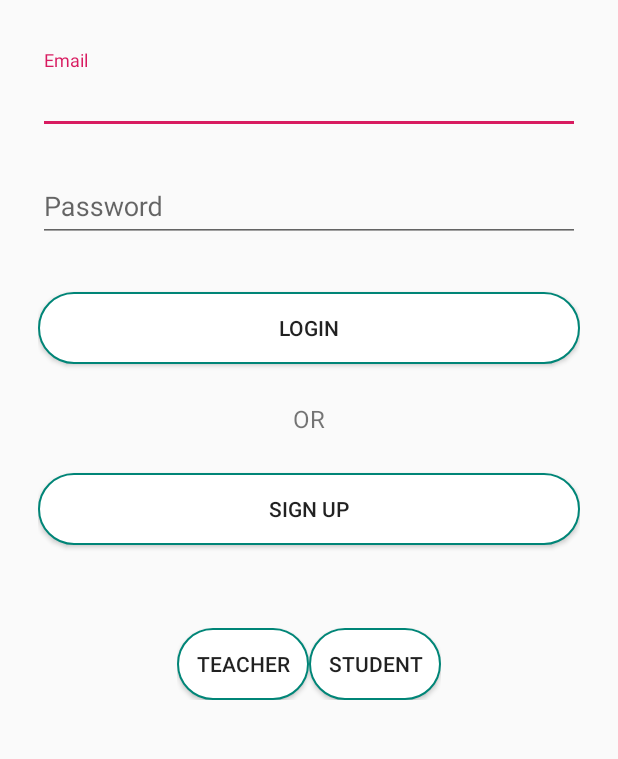
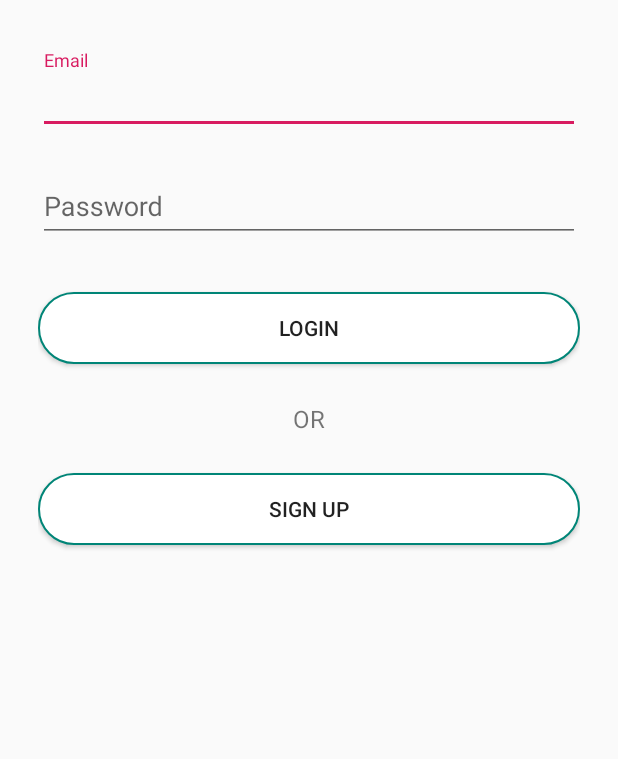
Before and after one commit to ece1778-2021/Ready, an Android app: the screen it shows after launch (MainActivity), on a phone screen of 412 x 824 dp, the part 204-963 px from its top. Run offline under Robolectric (Android 15) with nearby library versions, the phone set to English and light mode, and no system bars; our stand-ins replace Firebase (no records; nobody signed in at launch, a user with empty details on screens opened directly).

Commit message:
* Added a demo text-messaging logic. To be tested on a device with service. * removed TEACHER and STUDENT buttons in the main activity

```diff
--- a/app/src/main/AndroidManifest.xml
+++ b/app/src/main/AndroidManifest.xml
@@ -1,6 +1,9 @@
 <?xml version="1.0" encoding="utf-8"?>
 <manifest xmlns:android="http://schemas.android.com/apk/res/android"
     package="me.nirmit.ready">
+
+    <uses-permission android:name="android.permission.INTERNET"/>
+    <uses-permission android:name="android.permission.SEND_SMS"/>
 
     <application
         android:allowBackup="true"
--- a/app/src/main/java/me/nirmit/ready/Login/MainActivity.java
+++ b/app/src/main/java/me/nirmit/ready/Login/MainActivity.java
@@ -34,7 +34,6 @@ public class MainActivity extends AppCompatActivity {
     private Button btnSignup;
     private EditText mEmail, mPassword;
     private ProgressBar mProgressBar;
-    private Button tempTeacher, tempStudent; // TODO: delete
 
     // Firebase stuff
     private FirebaseAuth mAuth;
@@ -52,15 +51,11 @@ public class MainActivity extends AppCompatActivity {
         mProgressBar = (ProgressBar) findViewById(R.id.student_assg_progressbar);
         mEmail = (EditText) findViewById(R.id.input_email);
         mPassword = (EditText) findViewById(R.id.input_password);
-        //TODO: delete the following
-        tempTeacher = (Button) findViewById(R.id.teacherBtn);
-        tempStudent = (Button) findViewById(R.id.studentBtn);
 
         mProgressBar.setVisibility(View.GONE);
         setupFirebaseAuth();
         signupBtnLogic();
         loginBtnLogic();
-        tempBtnLogic();
 
     }
 
@@ -121,25 +116,6 @@ public class MainActivity extends AppCompatActivity {
         });
     }
 
-    // TODO: delete ones layouts completed
-    private void tempBtnLogic() {
-        tempTeacher.setOnClickListener(new View.OnClickListener() {
-            @Override
-            public void onClick(View view) {
-                Intent intent = new Intent(mContext, TeacherAddQuizActivity.class);
-                startActivity(intent);
-            }
-        });
-
-        tempStudent.setOnClickListener(new View.OnClickListener() {
-            @Override
-            public void onClick(View view) {
-                Intent intent = new Intent(mContext, StudentMainActivity.class);
-                startActivity(intent);
-            }
-        });
-    }
-
     // ============= Firebase Methods & Logic ===============
 
     private void setupFirebaseAuth() {
--- a/app/src/main/res/layout/activity_main.xml
+++ b/app/src/main/res/layout/activity_main.xml
@@ -87,28 +87,4 @@
         android:id="@+id/student_assg_progressbar"
         android:layout_centerInParent="true"/>
 
-    <!-- [TODO] TO BE REMOVED ONES LAYOUT COMPLETED-->
-    <RelativeLayout
-        android:layout_width="wrap_content"
-        android:layout_height="wrap_content"
-        android:layout_below="@+id/linearLayout1"
-        android:layout_marginTop="30dp"
-        android:layout_centerInParent="true">
-
-        <androidx.appcompat.widget.AppCompatButton
-            android:layout_width="wrap_content"
-            android:layout_height="wrap_content"
-            android:id="@+id/teacherBtn"
-            android:text="TEACHER"
-            android:background="@drawable/rounded_button"/>
-
-        <androidx.appcompat.widget.AppCompatButton
-            android:layout_width="wrap_content"
-            android:layout_height="wrap_content"
-            android:layout_toRightOf="@+id/teacherBtn"
-            android:id="@+id/studentBtn"
-            android:text="STUDENT"
-            android:background="@drawable/rounded_button"/>
-    </RelativeLayout>
-
 </RelativeLayout>
```
Also changed, not shown: app/src/main/java/me/nirmit/ready/Teacher/TeacherEditTextActivity.java (+101 -1 lines).
